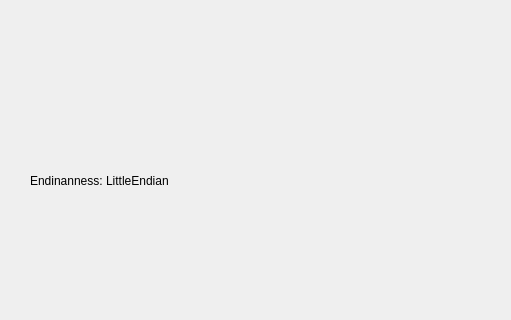
Qt form src/mainwindow.ui (mkhorram/audio-spectrum-visualizer) before a commit; both pictures show x 0 to 511 and y 114 to 434 of the 643 by 434 pixel window.
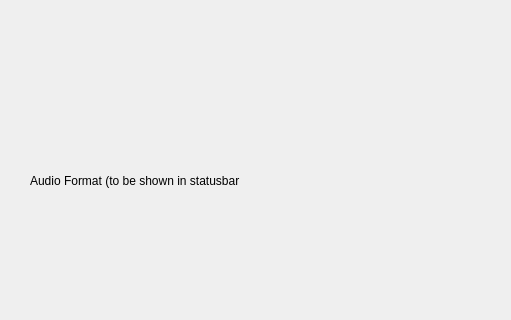
The same form after that commit. Icons and pictures are not drawn.

Commit message: showing audio format in the statusbar of mainwindow

Patch:
```diff
--- a/src/mainwindow.ui
+++ b/src/mainwindow.ui
@@ -119,7 +119,7 @@
      </size>
     </property>
     <property name="text">
-     <string>Endinanness: LittleEndian</string>
+     <string>Audio Format (to be shown in statusbar</string>
     </property>
    </widget>
   </widget>
```
The commit also changes 2 other files.
